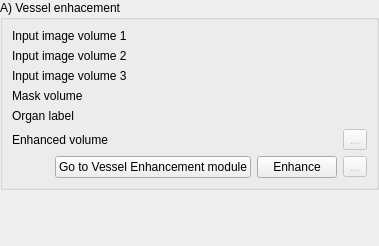
Qt form Modules/Scripted/Workflow/Widgets/Resources/UI/VesselEnhancementStep.ui (KitwareMedical/Deprecated-VesselView) before a commit.
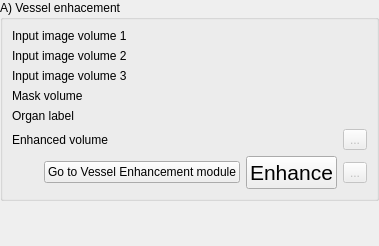
The same form after that commit. Custom widgets are drawn as their Qt base class.

Commit message: ENH: Make the action button bigger by increasing the action text font size

```diff
--- a/Modules/Scripted/Workflow/Widgets/Resources/UI/VesselEnhancementStep.ui
+++ b/Modules/Scripted/Workflow/Widgets/Resources/UI/VesselEnhancementStep.ui
@@ -343,6 +343,11 @@
         </item>
         <item>
          <widget class="QPushButton" name="VesselEnhancementApplyPushButton">
+          <property name="font">
+           <font>
+            <pointsize>16</pointsize>
+           </font>
+          </property>
           <property name="toolTip">
            <string>&lt;!DOCTYPE HTML PUBLIC &quot;-//W3C//DTD HTML 4.0//EN&quot; &quot;http://www.w3.org/TR/REC-html40/strict.dtd&quot;&gt;
 &lt;html&gt;&lt;head&gt;&lt;meta name=&quot;qrichtext&quot; content=&quot;1&quot; /&gt;&lt;style type=&quot;text/css&quot;&gt;
```
The commit also changes 6 other files.
